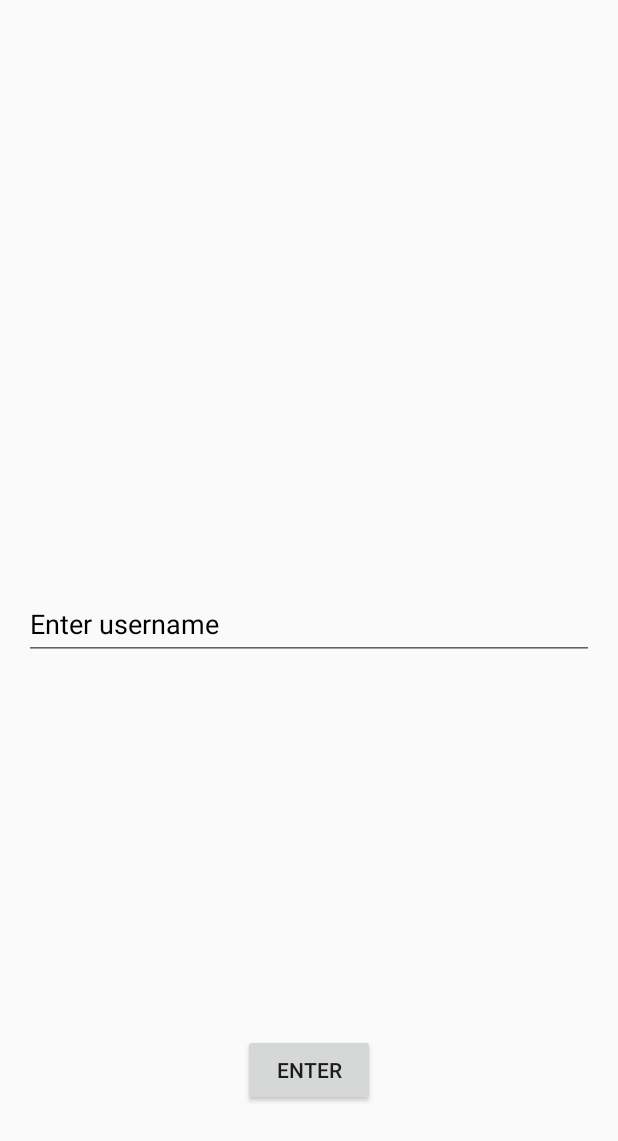
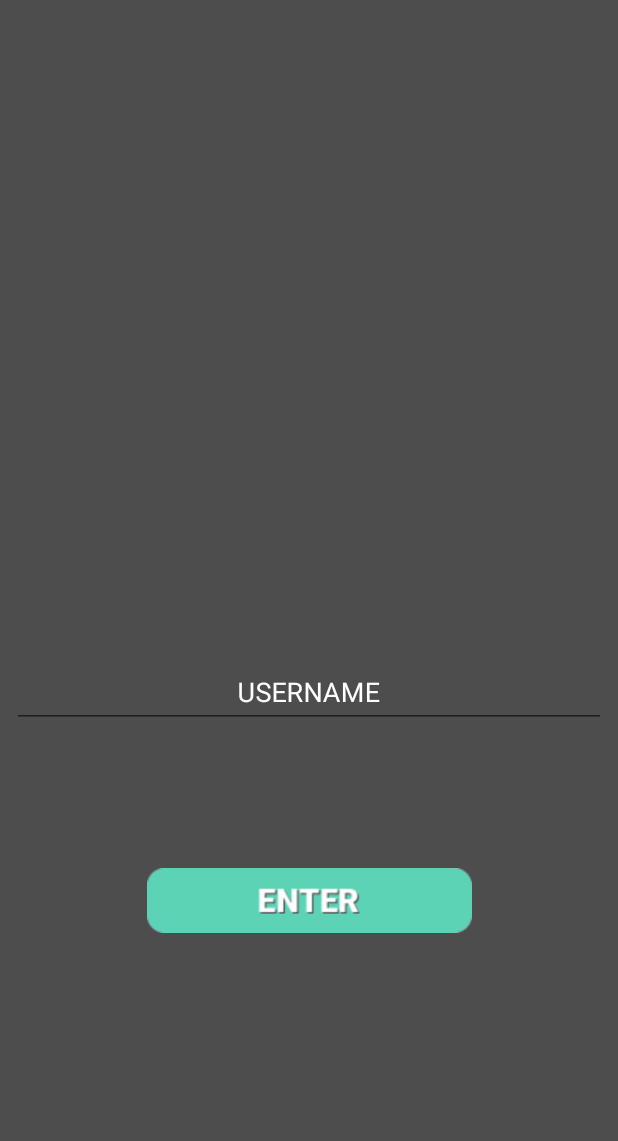
Before and after one commit to ExceptionTeam17/TicTacToe, an Android app: the screen it shows after launch (LoginActivity), on a phone screen of 412 x 824 dp. Shown: the top 1141 px of the screen. Run offline under Robolectric (Android 15) with nearby library versions, the phone set to English and light mode, and no system bars.

Commit message:
login ui

```diff
--- a/TicTacToe/app/src/main/java/com/exceptionteam17/tictactoe/activities/LoginActivity.java
+++ b/TicTacToe/app/src/main/java/com/exceptionteam17/tictactoe/activities/LoginActivity.java
@@ -6,6 +6,7 @@ import android.support.v7.app.AppCompatActivity;
 import android.os.Bundle;
 import android.view.View;
 import android.widget.EditText;
+import android.widget.ImageView;
 import android.widget.Toast;
 
 import com.exceptionteam17.tictactoe.R;
@@ -16,6 +17,7 @@ import com.exceptionteam17.tictactoe.model.database.DatabaseHelper;
 public class LoginActivity extends AppCompatActivity {
 
     private EditText username;
+    private ImageView login;
 
     @Override
     protected void onCreate(Bundle savedInstanceState) {
@@ -24,11 +26,11 @@ public class LoginActivity extends AppCompatActivity {
         removeActionBar();
         Utils.hideKeyboard(this);
         initElements();
-
+        setOnLoginListener();
     }
 
     private void setOnLoginListener(){
-        findViewById(R.id.login_login).setOnClickListener(new View.OnClickListener() {
+        login.setOnClickListener(new View.OnClickListener() {
             @Override
             public void onClick(View v) {
                 String enteredUser = username.getText().toString().trim();
@@ -60,11 +62,11 @@ public class LoginActivity extends AppCompatActivity {
 
     private void initElements(){
         username = findViewById(R.id.login_username);
+        login = findViewById(R.id.login_login);
         String usernameStr = Preferences.getStringFromPreferences(this, "user");
         if(!usernameStr.isEmpty() && !usernameStr.equals(Preferences.EMPTY)){
             username.setText(usernameStr);
         }
-        setOnLoginListener();
         setOnLayoutListener();
     }
 
--- a/TicTacToe/app/src/main/java/com/exceptionteam17/tictactoe/activities/MainActivity.java
+++ b/TicTacToe/app/src/main/java/com/exceptionteam17/tictactoe/activities/MainActivity.java
@@ -17,7 +17,7 @@ import com.exceptionteam17.tictactoe.model.utils.Preferences;
 
 public class MainActivity extends AppCompatActivity{
     //kotlin test
-    private BluetoothConnectionService bluetoothConnectionService;
+//    private BluetoothConnectionService bluetoothConnectionService;
     @Override
     protected void onCreate(Bundle savedInstanceState) {
         super.onCreate(savedInstanceState);
@@ -27,11 +27,10 @@ public class MainActivity extends AppCompatActivity{
         loadFragment(new Fragment_Home());
         /// kotlin test
         EmptyBluetoothEventListener listener = new EmptyBluetoothEventListener();
-        bluetoothConnectionService = new BluetoothConnectionService(this);
-        bluetoothConnectionService.setBluetoothEventListener(listener);
-        bluetoothConnectionService.enableBluetoothAdapter();
-        bluetoothConnectionService.discoverDevices();
-
+//        bluetoothConnectionService = new BluetoothConnectionService(this);
+//        bluetoothConnectionService.setBluetoothEventListener(listener);
+//        bluetoothConnectionService.enableBluetoothAdapter();
+//        bluetoothConnectionService.discoverDevices();
     }
 
     private void loadFragment(Fragment fragment) {
--- a/TicTacToe/app/src/main/res/layout/activity_login.xml
+++ b/TicTacToe/app/src/main/res/layout/activity_login.xml
@@ -6,45 +6,46 @@
     android:layout_height="match_parent"
     android:id="@+id/login_layout"
     android:focusable="true"
+    android:background="#4D4D4D"
     tools:context="com.exceptionteam17.tictactoe.activities.LoginActivity">
 
     <android.support.design.widget.TextInputLayout
         android:id="@+id/text_input_layout3"
         android:layout_width="match_parent"
         android:layout_height="wrap_content"
-        android:layout_marginEnd="16dp"
-        android:layout_marginStart="16dp"
+        android:layout_marginEnd="8dp"
+        android:layout_marginStart="8dp"
         android:layout_weight="1"
-        android:textColorHint="#000000"
+        android:textColorHint="#FFFFFF"
         app:layout_constraintBottom_toBottomOf="parent"
         app:layout_constraintEnd_toEndOf="parent"
+        app:layout_constraintHorizontal_bias="0.0"
         app:layout_constraintStart_toStartOf="parent"
-        app:layout_constraintTop_toTopOf="parent">
+        app:layout_constraintTop_toTopOf="parent"
+        app:layout_constraintVertical_bias="0.559">
 
         <EditText
             android:id="@+id/login_username"
             android:layout_width="match_parent"
             android:layout_height="match_parent"
             android:layout_marginTop="10dp"
-            android:hint="Enter username"
+            android:textColor="#ffffff"
+            android:gravity="center"
+            android:hint="USERNAME"
             android:maxLength="70"
             android:maxLines="1" />
     </android.support.design.widget.TextInputLayout>
 
-    <Button
+    <ImageView
         android:id="@+id/login_login"
-        android:layout_width="wrap_content"
-        android:layout_height="wrap_content"
-        android:layout_marginBottom="8dp"
-        android:layout_marginEnd="8dp"
-        android:layout_marginStart="8dp"
-        android:layout_marginTop="8dp"
-        android:text="Enter"
+        android:layout_width="230dp"
+        android:layout_height="43dp"
+        android:src="@drawable/button_enter"
         app:layout_constraintBottom_toBottomOf="parent"
         app:layout_constraintEnd_toEndOf="parent"
         app:layout_constraintStart_toStartOf="parent"
-        app:layout_constraintTop_toBottomOf="@+id/text_input_layout3"
-        app:layout_constraintVertical_bias="0.754" />
+        app:layout_constraintTop_toTopOf="parent"
+        app:layout_constraintVertical_bias="0.741" />
 
     <View
         android:id="@+id/login_fake"
```
Also changed, not shown: TicTacToe/app/src/main/res/drawable/button_enter.png (added).
